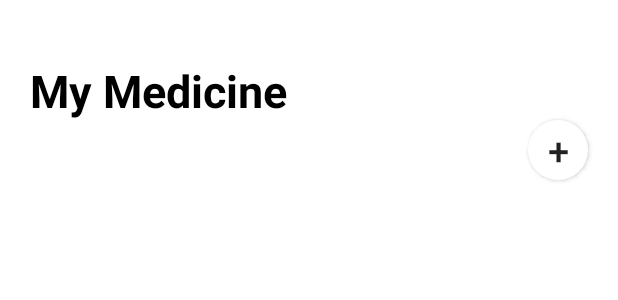
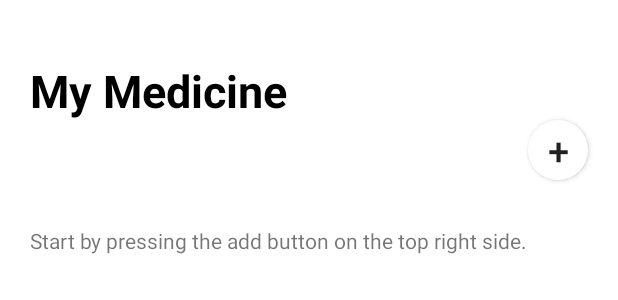
Before and after one commit to Taewan-P/MediChecker, an Android app: the layout activity_home.xml on its own in the app's theme, with its tools: preview values and no code run, on a phone screen of 412 x 824 dp. Shown: the top 300 px of the screen. Run offline under Robolectric (Android 15) with nearby library versions, the phone set to English and light mode, and no system bars; network calls fail.

Commit message:
Add help text for better UX

```diff
--- a/app/src/main/res/layout/activity_home.xml
+++ b/app/src/main/res/layout/activity_home.xml
@@ -15,6 +15,15 @@
         android:textColor="#000000"
         android:textStyle="bold"
         android:textSize="30sp" />
+
+    <TextView
+        android:id="@+id/helpText"
+        android:layout_width="wrap_content"
+        android:layout_height="wrap_content"
+        android:text="@string/help"
+        android:layout_below="@+id/homeTitle"
+        android:layout_marginTop="70dp"
+        android:layout_marginLeft="20dp"/>
 
     <ListView
         android:id="@+id/medicineList"
--- a/app/src/main/res/values/strings.xml
+++ b/app/src/main/res/values/strings.xml
@@ -8,4 +8,5 @@
     <string name="delete_drug">delete</string>
     <string name="search_inter">Search Interaction</string>
     <string name="home_title">My Medicine</string>
+    <string name="help">Start by pressing the add button on the top right side.</string>
 </resources>
```
